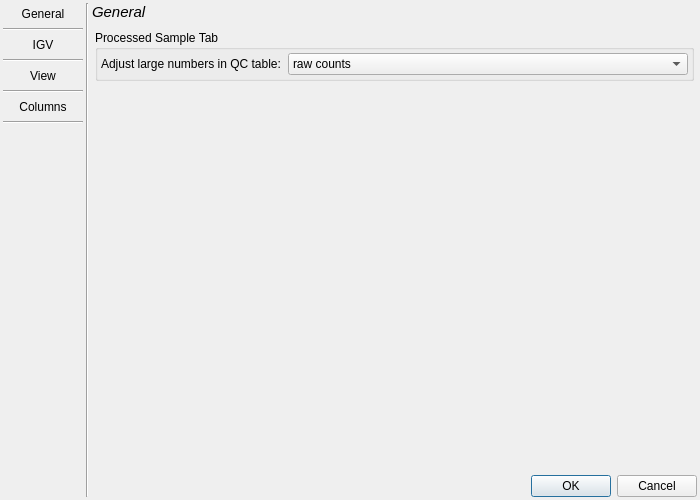
Old version of the form src/GSvar/SettingsDialog.ui in the repository imgag/ngs-bits.
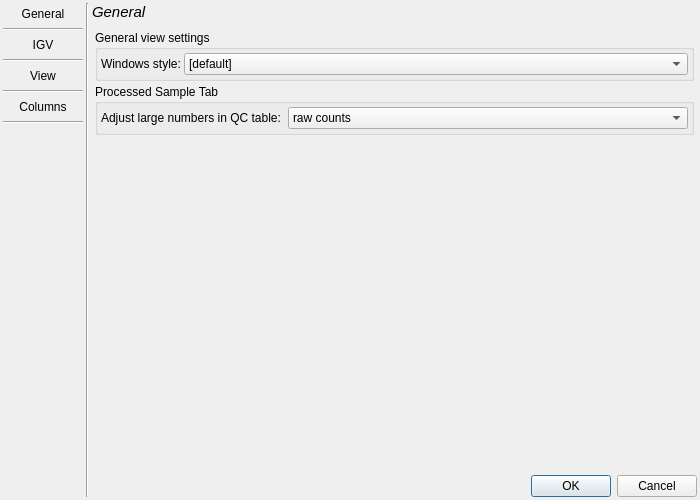
New version of the form. The open tabs and pages were chosen to show the change. Custom widgets are drawn as their Qt base class.

Commit message: GSvar: Windows style can not be changed in the settings.

The edit to the form file:
```diff
--- a/src/GSvar/SettingsDialog.ui
+++ b/src/GSvar/SettingsDialog.ui
@@ -356,7 +356,7 @@
        <property name="bottomMargin">
         <number>3</number>
        </property>
-       <item row="0" column="0" colspan="2">
+       <item row="1" column="0" colspan="2">
         <widget class="QGroupBox" name="groupBox_processedSampleTab">
          <property name="title">
           <string>Processed Sample Tab</string>
@@ -412,6 +412,52 @@
          </layout>
         </widget>
        </item>
+       <item row="0" column="0" colspan="2">
+        <widget class="QGroupBox" name="groupBox_processedSampleTab_2">
+         <property name="title">
+          <string>General view settings</string>
+         </property>
+         <property name="flat">
+          <bool>true</bool>
+         </property>
+         <layout class="QFormLayout" name="formLayout_7">
+          <property name="horizontalSpacing">
+           <number>3</number>
+          </property>
+          <property name="verticalSpacing">
+           <number>3</number>
+          </property>
+          <property name="leftMargin">
+           <number>3</number>
+          </property>
+          <property name="topMargin">
+           <number>3</number>
+          </property>
+          <property name="rightMargin">
+           <number>3</number>
+          </property>
+          <property name="bottomMargin">
+           <number>3</number>
+          </property>
+          <item row="0" column="0">
+           <widget class="QLabel" name="label_6">
+            <property name="text">
+             <string>Windows style:</string>
+            </property>
+           </widget>
+          </item>
+          <item row="0" column="1">
+           <widget class="QComboBox" name="style">
+            <item>
+             <property name="text">
+              <string>[default]</string>
+             </property>
+            </item>
+           </widget>
+          </item>
+         </layout>
+        </widget>
+       </item>
       </layout>
      </widget>
      <widget class="QWidget" name="page_columns">
```
Left out of the diff: 2 changed lines with no effect on the pictures. The commit also changes 3 other files.
